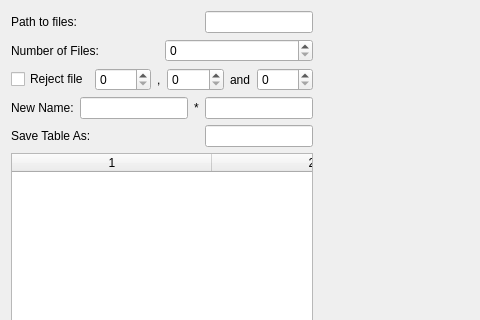
Old version of the form CroCo/rename.ui in the repository DPSablowski/croco; both pictures show x 0 to 480 and y 0 to 320 of the 1516 by 556 pixel window.
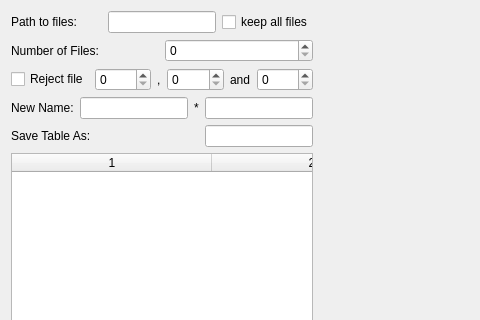
New version of the form. Custom widgets are drawn as their Qt base class.

Diff of the .ui file:
```diff
--- a/CroCo/rename.ui
+++ b/CroCo/rename.ui
@@ -35,6 +35,13 @@
          </property>
         </widget>
        </item>
+       <item>
+        <widget class="QCheckBox" name="checkBox_2">
+         <property name="text">
+          <string>keep all files</string>
+         </property>
+        </widget>
+       </item>
       </layout>
      </item>
      <item>
```
